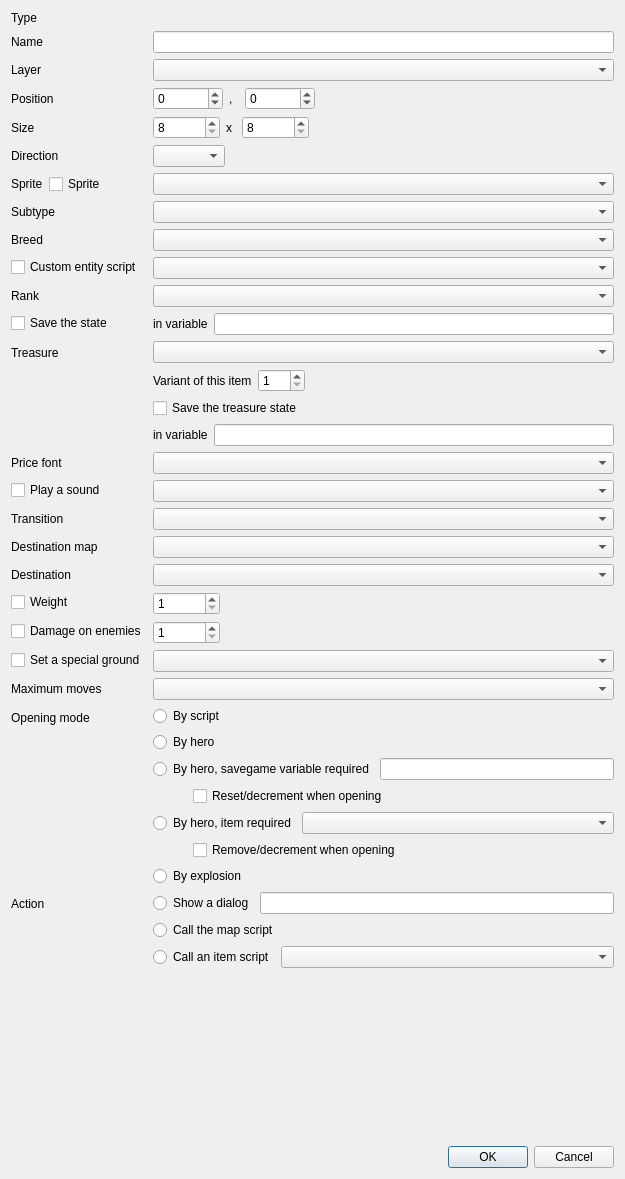
solarus-games/solarus-quest-editor, file src/gui/edit_entity_dialog.ui: the form before one commit.
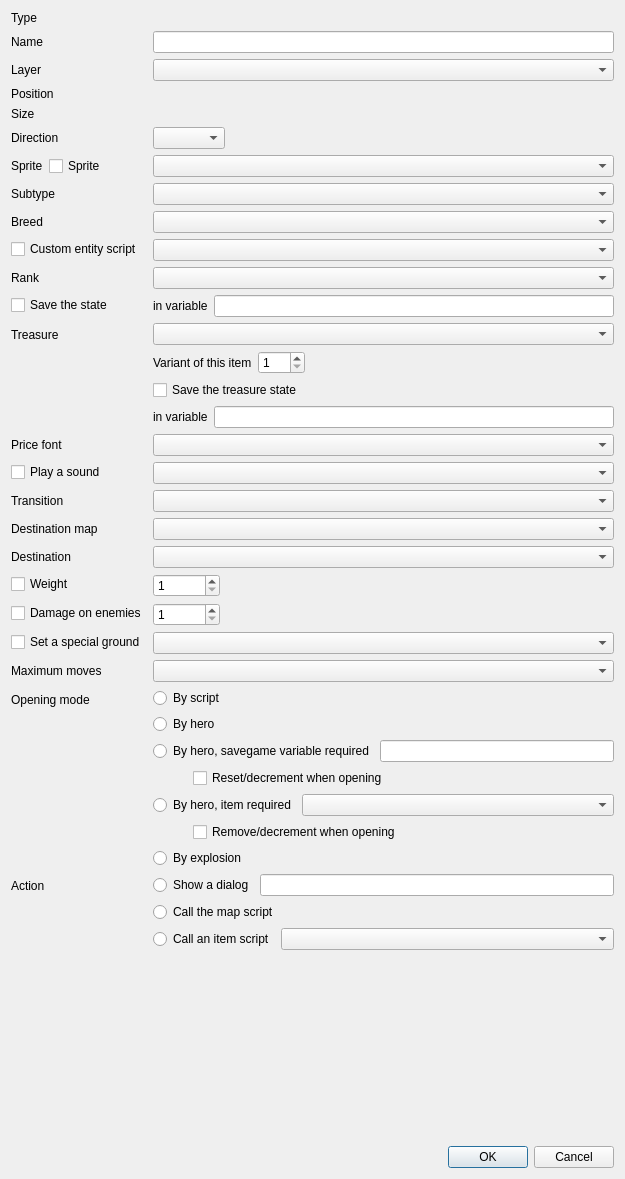
The form after the commit. Custom widgets are drawn as their Qt base class.

Commit message: Add a PairSpinBox widget for all position and size fields.

The edit to the form file:
```diff
--- a/src/gui/edit_entity_dialog.ui
+++ b/src/gui/edit_entity_dialog.ui
@@ -65,101 +65,6 @@
      <item row="2" column="1">
       <widget class="EnumSelector&lt;Layer&gt;" name="layer_field"/>
      </item>
-     <item row="3" column="0">
-      <widget class="QLabel" name="position_label">
-       <property name="text">
-        <string>Position</string>
-       </property>
-      </widget>
-     </item>
-     <item row="3" column="1">
-      <widget class="QWidget" name="xy_layout" native="true">
-       <layout class="QHBoxLayout" name="layout_2">
-        <property name="leftMargin">
-         <number>0</number>
-        </property>
-        <property name="topMargin">
-         <number>0</number>
-        </property>
-        <property name="rightMargin">
-         <number>0</number>
-        </property>
-        <property name="bottomMargin">
-         <number>0</number>
-        </property>
-        <item>
-         <widget class="QSpinBox" name="x_field">
-          <property name="sizePolicy">
-           <sizepolicy hsizetype="Minimum" vsizetype="Fixed">
-            <horstretch>0</horstretch>
-            <verstretch>0</verstretch>
-           </sizepolicy>
-          </property>
-          <property name="maximumSize">
-           <size>
-            <width>70</width>
-            <height>16777215</height>
-           </size>
-          </property>
-          <property name="minimum">
-           <number>-999999</number>
-          </property>
-          <property name="maximum">
-           <number>999999</number>
-          </property>
-          <property name="singleStep">
-           <number>8</number>
-          </property>
-         </widget>
-        </item>
-        <item>
-         <widget class="QLabel" name="xy_comma_label">
-          <property name="minimumSize">
-           <size>
-            <width>10</width>
-            <height>0</height>
-           </size>
-          </property>
-          <property name="text">
-           <string>,</string>
-          </property>
-         </widget>
-        </item>
-        <item>
-         <widget class="QSpinBox" name="y_field">
-          <property name="maximumSize">
-           <size>
-            <width>70</width>
-            <height>16777215</height>
-           </size>
-          </property>
-          <property name="minimum">
-           <number>-999999</number>
-          </property>
-          <property name="maximum">
-           <number>999999</number>
-          </property>
-          <property name="singleStep">
-           <number>8</number>
-          </property>
-         </widget>
-        </item>
-        <item>
-         <spacer name="xy_spacer">
-          <property name="orientation">
-           <enum>Qt::Horizontal</enum>
-          </property>
-          <property name="sizeHint" stdset="0">
-           <size>
-            <width>40</width>
-            <height>20</height>
-           </size>
-          </property>
-         </spacer>
-        </item>
-       </layout>
-      </widget>
-     </item>
      <item row="4" column="0">
       <widget class="QLabel" name="size_label">
        <property name="text">
@@ -167,88 +72,6 @@
        </property>
       </widget>
      </item>
-     <item row="4" column="1">
-      <widget class="QWidget" name="size_layout" native="true">
-       <layout class="QHBoxLayout" name="layout">
-        <property name="leftMargin">
-         <number>0</number>
-        </property>
-        <property name="topMargin">
-         <number>0</number>
-        </property>
-        <property name="rightMargin">
-         <number>0</number>
-        </property>
-        <property name="bottomMargin">
-         <number>0</number>
-        </property>
-        <item>
-         <widget class="QSpinBox" name="width_field">
-          <property name="maximumSize">
-           <size>
-            <width>70</width>
-            <height>16777215</height>
-           </size>
-          </property>
-          <property name="minimum">
-           <number>8</number>
-          </property>
-          <property name="maximum">
-           <number>999999</number>
-          </property>
-          <property name="singleStep">
-           <number>8</number>
-          </property>
-         </widget>
-        </item>
-        <item>
-         <widget class="QLabel" name="size_cross_label">
-          <property name="minimumSize">
-           <size>
-            <width>10</width>
-            <height>0</height>
-           </size>
-          </property>
-          <property name="text">
-           <string>x</string>
-          </property>
-         </widget>
-        </item>
-        <item>
-         <widget class="QSpinBox" name="height_field">
-          <property name="maximumSize">
-           <size>
-            <width>70</width>
-            <height>16777215</height>
-           </size>
-          </property>
-          <property name="minimum">
-           <number>8</number>
-          </property>
-          <property name="maximum">
-           <number>999999</number>
-          </property>
-          <property name="singleStep">
-           <number>8</number>
-          </property>
-         </widget>
-        </item>
-        <item>
-         <spacer name="size_spacer">
-          <property name="orientation">
-           <enum>Qt::Horizontal</enum>
-          </property>
-          <property name="sizeHint" stdset="0">
-           <size>
-            <width>40</width>
-            <height>20</height>
-           </size>
-          </property>
-         </spacer>
-        </item>
-       </layout>
-      </widget>
-     </item>
      <item row="5" column="0">
       <widget class="QLabel" name="direction_label">
        <property name="text">
@@ -863,6 +686,19 @@
        </layout>
       </widget>
      </item>
+     <item row="3" column="0">
+      <widget class="QLabel" name="position_label">
+       <property name="text">
+        <string>Position</string>
+       </property>
+      </widget>
+     </item>
+     <item row="3" column="1">
+      <widget class="PairSpinBox" name="xy_field" native="true"/>
+     </item>
+     <item row="4" column="1">
+      <widget class="PairSpinBox" name="size_field" native="true"/>
+     </item>
     </layout>
    </item>
    <item>
@@ -886,6 +722,12 @@
    <extends>QComboBox</extends>
    <header>gui/resource_selector.h</header>
   </customwidget>
+  <customwidget>
+   <class>PairSpinBox</class>
+   <extends>QWidget</extends>
+   <header>gui/pair_spin_box.h</header>
+   <container>1</container>
+  </customwidget>
   <customwidget>
    <class>EnumSelector&lt;Layer&gt;</class>
    <extends>QComboBox</extends>
```
The commit also changes 12 other files.
